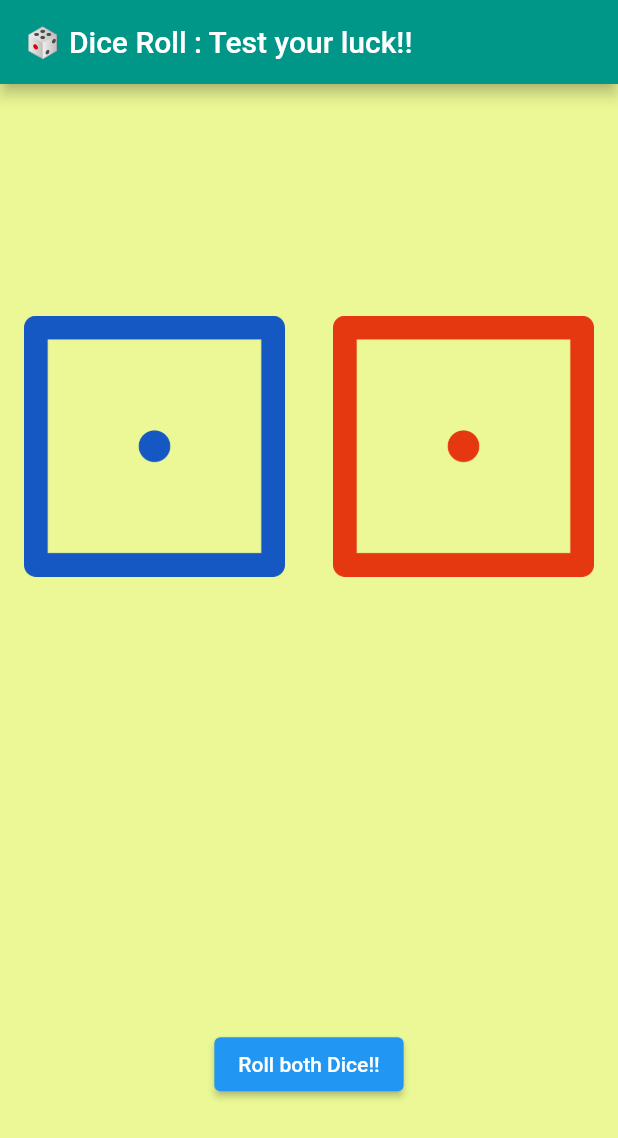
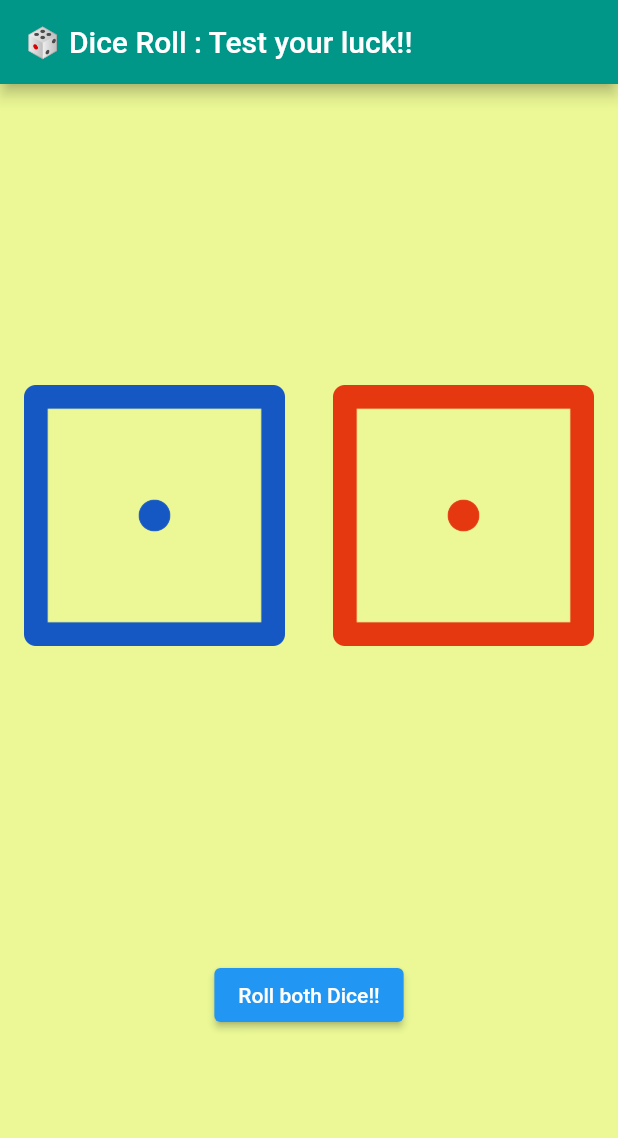
Before and after one commit to Rishabh2804/Dice_Roll, a Flutter app: the screen it shows after launch, on a phone screen of 412 x 824 dp. Shown: the top 1138 px of the screen. Run offline on Flutter 3.47's test engine with Material 2 defaults, Android fonts, the phone set to English and light mode, and no system bars.

```diff
--- a/lib/main.dart
+++ b/lib/main.dart
@@ -12,13 +12,14 @@ class MyApp extends StatelessWidget {
   @override
   Widget build(BuildContext context) {
     return MaterialApp(
+      title: 'Dice Roll',
       debugShowCheckedModeBanner: false,
       home: Scaffold(
-        backgroundColor: const Color.fromARGB(255, 235, 248, 149),
         appBar: AppBar(
           title: const Text('🎲 Dice Roll : Test your luck!!'),
           backgroundColor: Colors.teal,
         ),
+        backgroundColor: const Color.fromARGB(255, 235, 248, 149),
         body: const Dice(),
       ),
     );
@@ -45,7 +46,7 @@ class _DiceState extends State<Dice> {
       child: Container(
         height: MediaQuery.of(context).size.height,
         child: Column(
-          mainAxisAlignment: MainAxisAlignment.spaceAround,
+          mainAxisAlignment: MainAxisAlignment.spaceEvenly,
           mainAxisSize: MainAxisSize.min,
           children: [
             Row(
```
